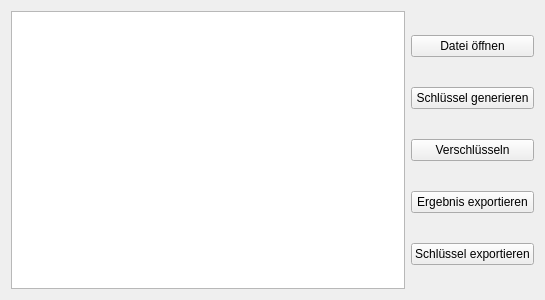
Above: milestone1/app/encode_widget.ui from yuliahn/PRG_Praktikum before the change. Below: the same form after it.
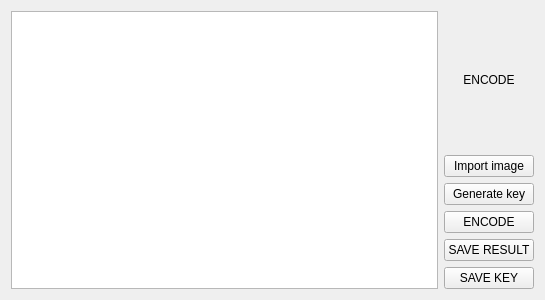
That is the form after the change.

Commit message: Visualization added to encode_widget, basic ui for Game of Life added

Patch:
```diff
--- a/milestone1/app/encode_widget.ui
+++ b/milestone1/app/encode_widget.ui
@@ -21,38 +21,48 @@
      </item>
      <item>
       <layout class="QVBoxLayout" name="verticalLayout">
+       <item>
+        <widget class="QLabel" name="label_encode">
+         <property name="text">
+          <string>ENCODE</string>
+         </property>
+         <property name="alignment">
+          <set>Qt::AlignCenter</set>
+         </property>
+        </widget>
+       </item>
        <item>
         <widget class="QPushButton" name="import_data">
          <property name="text">
-          <string>Datei öffnen</string>
+          <string>Import image</string>
          </property>
         </widget>
        </item>
        <item>
         <widget class="QPushButton" name="generate_key">
          <property name="text">
-          <string>Schlüssel generieren</string>
+          <string>Generate key</string>
          </property>
         </widget>
        </item>
        <item>
         <widget class="QPushButton" name="encode">
          <property name="text">
-          <string>Verschlüsseln</string>
+          <string>ENCODE</string>
          </property>
         </widget>
        </item>
        <item>
         <widget class="QPushButton" name="export_result">
          <property name="text">
-          <string>Ergebnis exportieren</string>
+          <string>SAVE RESULT</string>
          </property>
         </widget>
        </item>
        <item>
         <widget class="QPushButton" name="export_key">
          <property name="text">
-          <string>Schlüssel exportieren</string>
+          <string>SAVE KEY</string>
          </property>
         </widget>
        </item>
```
The commit also changes 13 other files.
